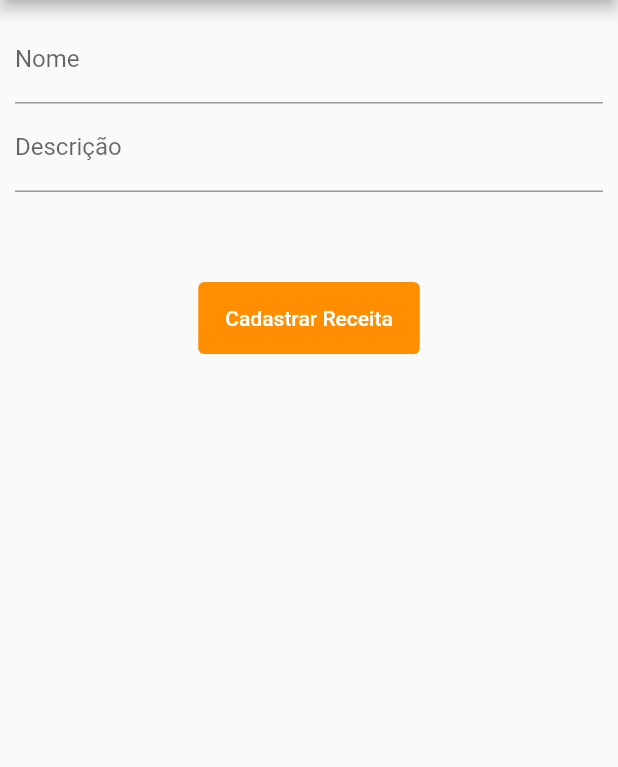
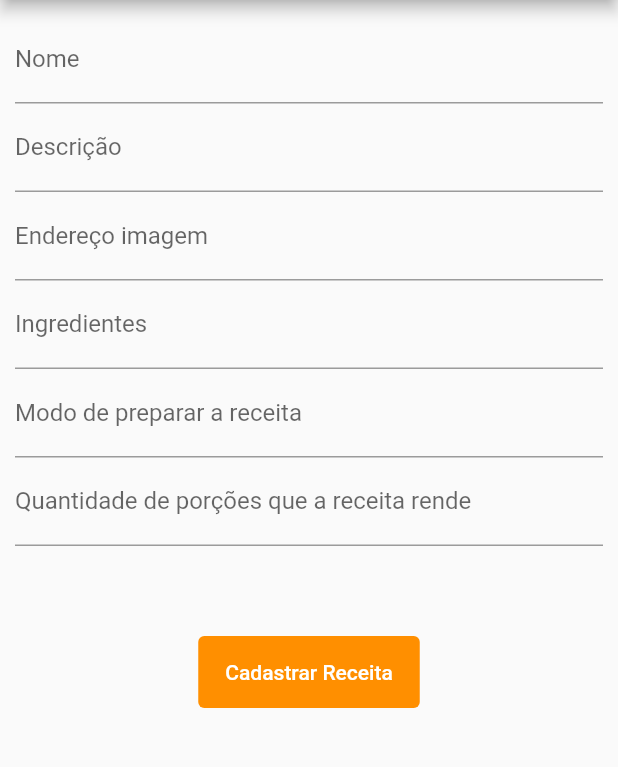
Before and after one commit to CristianCeccon/ProjetoReceita, a Flutter app: the Lista screen opened by its route, after a tap on the "add" icon, on a phone screen of 412 x 824 dp, the part 84-851 px from its top. Run offline on Flutter 3.47's test engine with Material 2 defaults, Android fonts, the phone set to English and light mode, and no system bars; our stand-ins replace carousel_slider, cloud_firestore, firebase_core, flutter_mobx, get_it, mobx and 1 more; missing offline and left inert: dart:js_util, vertical_card_pager; accounts and stored records are empty; statements that could not run were skipped.

Commit message:
Ingredientes

```diff
--- a/lib/app/database/firestore/receita_dao_firestore.dart
+++ b/lib/app/database/firestore/receita_dao_firestore.dart
@@ -16,6 +16,11 @@ class ReceitaDAOFirestore implements ReceitaDAO{
         id:doc.reference.id.toString(),
         nome: doc['nome'],
         descricao: doc['descricao'],
+        urlImagem: doc['urlImagem'],
+        qtn: doc['qtn'],
+        modoPreparo: doc['modoPreparo'],
+        ingrediente: doc['ingrediente']
+        //suporte: doc['suporte'],
     )
     ).toList();
   }
@@ -32,6 +37,11 @@ class ReceitaDAOFirestore implements ReceitaDAO{
       {
         'nome':receitas.nome,
         'descricao':receitas.descricao,
+        'urlImagem':receitas.urlImagem,
+        'ingrediente': receitas.ingrediente,
+        'suporte' : receitas.suporte,
+        'qtn': receitas.qtn,
+        'modoPreparo':receitas.modoPreparo
       }
     );
   }
--- a/lib/app/database/sqlite/dao/receita_dao_impl.dart
+++ b/lib/app/database/sqlite/dao/receita_dao_impl.dart
@@ -1,5 +1,6 @@
 
 import 'package:receita_crud/app/database/sqlite/connection.dart';
+import 'package:receita_crud/app/domain/entities/ingrediente.dart';
 import 'package:receita_crud/app/domain/entities/receitas.dart';
 import 'package:receita_crud/app/domain/interfaces/receita_dao.dart';
 import 'package:sqflite/sqflite.dart';
@@ -19,7 +20,10 @@ class ReceitaDAOImpl implements ReceitaDAO{
         nome: linha['nome'],
         descricao: linha['descricao'],
         urlImagem: linha['urlImagem'],
-        email: linha['email'],
+        qtn: linha['qtn'],
+        modoPreparo: linha['modoPreparo'],
+        suporte: linha['suporte'],
+        ingrediente: linha['ingrediente']
 
       );
 
--- a/lib/app/domain/entities/receitas.dart
+++ b/lib/app/domain/entities/receitas.dart
@@ -3,7 +3,10 @@ class Receita{
   String? nome;
   String? descricao;
   String? urlImagem;
-  String? email;
+  String? suporte;
+  String? qtn;
+  String? modoPreparo;
+  String? ingrediente;
 
-  Receita({ this.id,  this.nome,  this.descricao,  this.urlImagem, this.email});
+  Receita({ this.id,  this.nome,  this.descricao,  this.urlImagem, this.suporte, this.qtn, this.modoPreparo, this.ingrediente});
 }
--- a/lib/app/view/lista.dart
+++ b/lib/app/view/lista.dart
@@ -66,6 +66,14 @@ class _ListaState extends State<Lista> {
               fontFamily: 'Gotham-SSm'),
         ),
         actions: [
+          IconButton(
+              color: Colors.white,
+              icon: Icon(Icons.door_back),
+              onPressed: () => Navigator.of(context)
+                .pushNamed(MyApp.HOME),
+
+          ),
+
           IconButton(
               color: Colors.white,
               icon: Icon(Icons.add),
--- a/lib/app/view/receita_details.dart
+++ b/lib/app/view/receita_details.dart
@@ -1,4 +1,3 @@
-
 
 import 'package:flutter/material.dart';
 import 'package:receita_crud/app/domain/entities/receitas.dart';
@@ -39,6 +38,7 @@ class ReceitaDetails extends StatelessWidget {
 
             body: ListView(
 
+
               padding: EdgeInsets.all(60),
 
               children: [
@@ -69,7 +69,7 @@ class ReceitaDetails extends StatelessWidget {
 
                   child: ListTile(
 
-                    title: Text('Descrissao'),
+                    title: Text('Descrição'),
                     subtitle: Text('${receita.descricao}'),
                     trailing: Container(width: width/4, child: Row(children: [IconButton(color: Colors.blue,icon: Icon(Icons.food_bank),
                     onPressed:(){
@@ -80,6 +80,67 @@ class ReceitaDetails extends StatelessWidget {
 
 
                   ),
+
+
+                ),
+
+                Card(
+
+                  child: ListTile(
+
+                    title: Text('Quantidade de Porções'),
+                    subtitle: Text('${receita.qtn}'),
+                    trailing: Container(width: width/4, child: Row(children: [IconButton(color: Colors.blue,icon: Icon(Icons.food_bank),
+                    onPressed:(){
+
+                      launchApp('https://pub.dev/packages/url_launcher',context);
+
+                    })],),),
+
+
+                  ),
+
+
+
+
+                ),
+
+                Card(
+
+                  child: ListTile(
+
+                    title: Text('Ingredientes'),
+                    subtitle: Text('${receita.ingrediente}'),
+                    trailing: Container(width: width/4, child: Row(children: [IconButton(color: Colors.blue,icon: Icon(Icons.food_bank),
+                    onPressed:(){
+
+                      launchApp('https://pub.dev/packages/url_launcher',context);
+
+                    })],),),
+
+
+                  ),
+
+
+                ),
+
+                Card(
+
+                  child: ListTile(
+
+                    title: Text('Modo de Preparo'),
+                    subtitle: Text('${receita.modoPreparo}'),
+                    trailing: Container(width: width/4, child: Row(children: [IconButton(color: Colors.blue,icon: Icon(Icons.food_bank),
+                    onPressed:(){
+
+                      launchApp('https://pub.dev/packages/url_launcher',context);
+
+                    })],),),
+
+
+                  ),
+
+
 
 
                 )
--- a/lib/app/view/receita_form.dart
+++ b/lib/app/view/receita_form.dart
@@ -25,20 +25,20 @@ class ReceitaForm extends StatelessWidget {
 
   }
 
-  // Widget campoPorcao(ReceitaFormBack back){
+  Widget campoPorcao(ReceitaFormBack back){
 
-  //   return TextFormField(
+    return TextFormField(
 
-  //     keyboardType: TextInputType.number,
+      keyboardType: TextInputType.number,
 
-  //     decoration: InputDecoration(
-  //       labelText: 'Porção',
-  //       hintText: '3'
-  //     )
+      decoration: InputDecoration(
+        labelText: 'Porção',
+        hintText: '3'
+      )
 
-  //   );
+    );
 
-  // }
+  }
 
   Widget campoDescricao(ReceitaFormBack back){
 
@@ -57,19 +57,69 @@ class ReceitaForm extends StatelessWidget {
 
   }
 
-  // Widget campoImage(ReceitaFormBack back){
+  Widget campoImage(ReceitaFormBack back){
 
-  //   return TextFormField(
+    return TextFormField(
 
-  //     decoration: InputDecoration(
-  //       labelText: 'Endereço imagem',
-  //       hintText: 'https//www.imagem.com'
-  //     )
+      onSaved: (newValue) => back.receita?.urlImagem = newValue,
+      initialValue: back.receita?.urlImagem ?? '',
 
-  //   );
+      decoration: InputDecoration(
+        labelText: 'Endereço imagem',
+        hintText: 'https//www.imagem.com'
+      )
 
-  // }
+    );
 
+  }
+  Widget campoIngrediente(ReceitaFormBack back){
+
+    return TextFormField(
+
+      onSaved: (newValue) => back.receita?.ingrediente = newValue,
+      initialValue: back.receita?.ingrediente ?? '',
+
+      decoration: InputDecoration(
+        labelText: 'Ingredientes',
+        hintText: '500g de molho de tomate'
+      )
+
+    );
+
+  }
+  Widget campoModoPreparo(ReceitaFormBack back){
+
+    return TextFormField(
+
+      onSaved: (newValue) => back.receita?.modoPreparo= newValue,
+      initialValue: back.receita?.modoPreparo ?? '',
+
+      decoration: InputDecoration(
+        labelText: 'Modo de preparar a receita',
+        hintText: '''
+        1. Coloque o macarrão de molho
+        2. pegue o molho de tomate e coloque por cima do macarrão'''
+      )
+
+    );
+
+  }
+
+  Widget campoQtn(ReceitaFormBack back){
+
+    return TextFormField(
+
+      onSaved: (newValue) => back.receita?.qtn = newValue,
+      initialValue: back.receita?.qtn ?? '',
+
+      decoration: InputDecoration(
+        labelText: 'Quantidade de porções que a receita rende',
+        hintText: '10 porções'
+      )
+
+    );
+
+  }
   @override
   Widget build(BuildContext context) {
 
@@ -103,7 +153,10 @@ class ReceitaForm extends StatelessWidget {
 
                   campoName(_back),
                   campoDescricao(_back),
-                  //campoImage(_back),
+                  campoImage(_back),
+                  campoIngrediente(_back),
+                  campoModoPreparo(_back),
+                  campoQtn(_back),
 
                 ],
 
```
